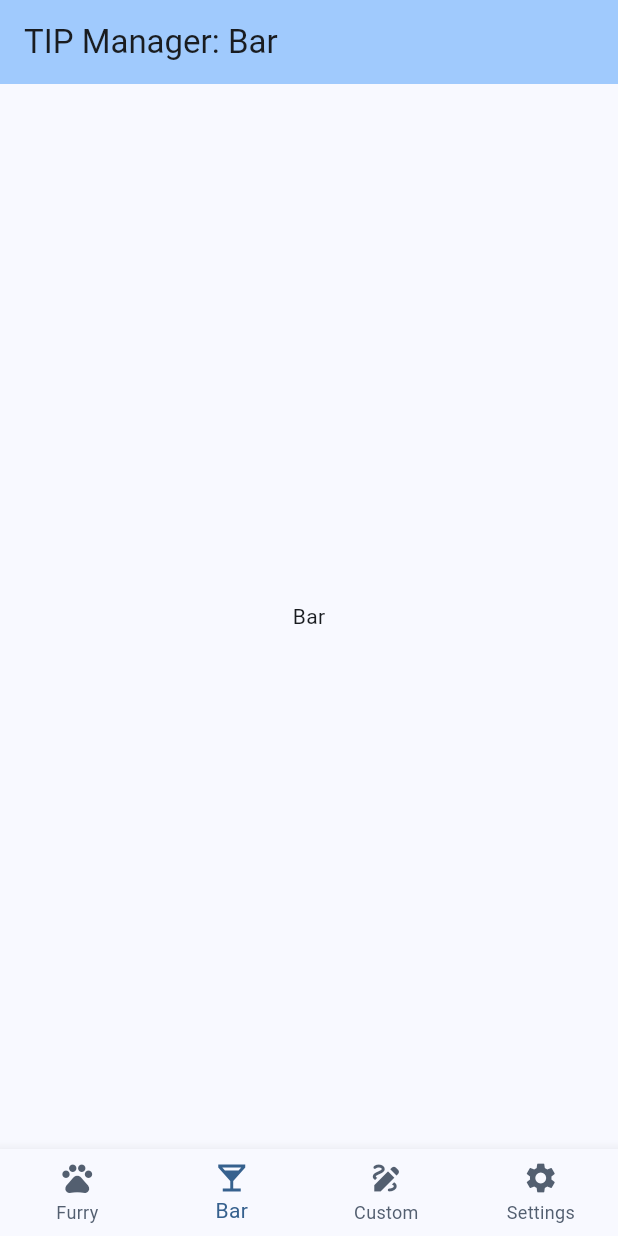
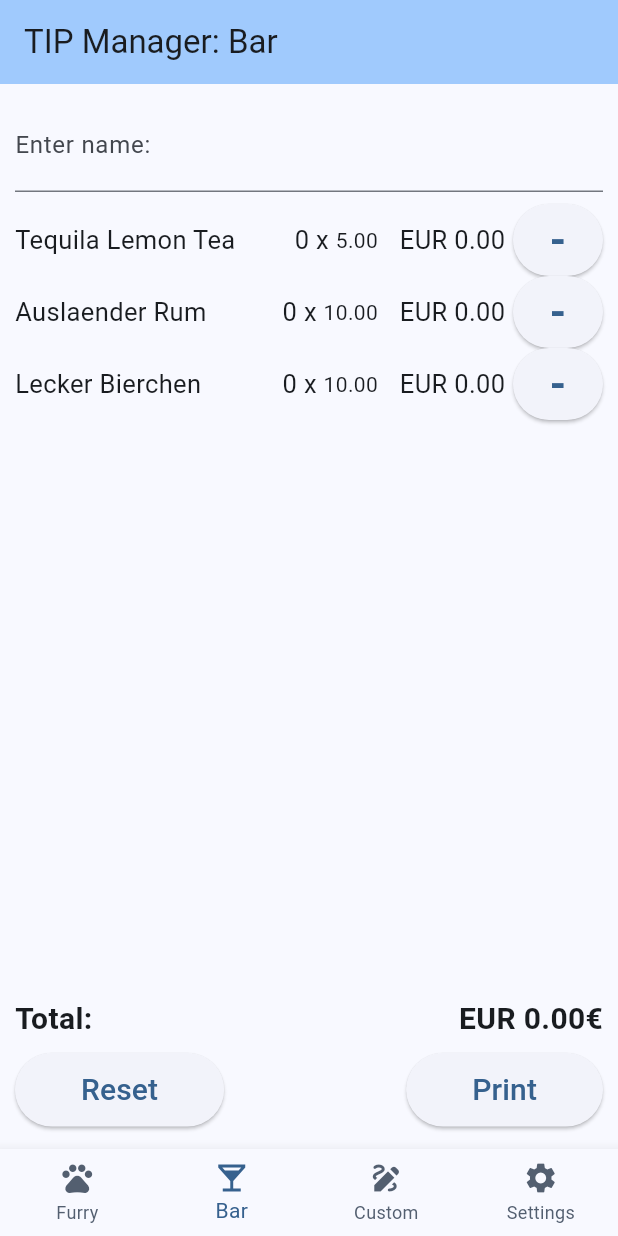
Before and after one commit to OliverBleen/ThermalImagePrinter, a Flutter app: the screen it shows after launch, item 2 of the bottom bar chosen, on a phone screen of 412 x 824 dp. Run offline on Flutter 3.47's test engine with Material 3 defaults, Android fonts, the light colour scheme and no system bars; our stand-ins replace image_picker, shared_preferences; missing offline and left inert: gal.

Commit message:
Add BAR Page

```diff
--- a/Android_App/tipman/lib/main.dart
+++ b/Android_App/tipman/lib/main.dart
@@ -1,6 +1,7 @@
 import 'package:flutter/material.dart';
 import 'package:tipman/pages/furry.dart';
 import 'package:tipman/pages/custom.dart';
+import 'package:tipman/pages/bar.dart';
 import 'package:tipman/pages/settings.dart';
 
 void main() {
@@ -40,7 +41,7 @@ class _MyHomePageState extends State<MyHomePage> {
 
   static const Map<String, Widget> _bottomNavBarWidgets = <String, Widget>{
     'Furry': FurryPage(),
-    'Bar': Text('Bar'),
+    'Bar': BarPage(),
     'Custom': CustomPage(),
     'Settings': SettingsPage(),
   };
--- /dev/null
+++ b/Android_App/tipman/lib/pages/bar.dart
@@ -0,0 +1,290 @@
+import 'dart:async';
+import 'package:flutter/material.dart';
+import 'package:tipman/preferences.dart';
+import 'package:tipman/tip_api.dart';
+
+
+class BarPage extends StatefulWidget {
+  const BarPage({super.key});
+
+  @override
+  State<BarPage> createState() => _BarPageState();
+}
+
+class _BarPageState extends State<BarPage> {
+  TextStyle textStyle = TextStyle(fontSize: 20);
+  var txtController = TextEditingController();
+
+  List<Drink> availableDrinks = [
+    Drink('Tequila Lemon Tea', 500),
+    Drink('Auslaender Rum', 1000),
+    Drink('Lecker Bierchen', 1000),
+  ];
+  Map<Drink, int> selectedDrinks = Map.identity();
+  String? name;
+
+
+  Future<void> _loadPreferences() async {
+
+  }
+
+  @override
+  void initState() {
+    super.initState();
+    _loadPreferences();
+  }
+
+  @override
+  Widget build(BuildContext context) {
+    return Container(
+      padding: EdgeInsets.all(10).copyWith(bottom: 15),
+      child: Column(
+        spacing: 8,
+        children: [
+          TextField(
+            style: textStyle,
+            controller: txtController,
+            decoration: const InputDecoration(
+              border: UnderlineInputBorder(),
+              labelText: 'Enter name:'
+            ),
+            onChanged: (String? value) {
+              name = value;
+            },
+          ),
+          Expanded(
+            child:ListView(
+              children: [
+                Table(
+                  columnWidths: const <int, TableColumnWidth>{
+                    0: FlexColumnWidth(),
+                    1: FixedColumnWidth(74),
+                    2: FixedColumnWidth(85),
+                    3: FixedColumnWidth(65),
+                  },
+                  defaultVerticalAlignment: TableCellVerticalAlignment.intrinsicHeight,
+                  children: drinkListToWidgetList(),
+                ),
+              ],
+            )
+          ),
+          Row(
+            children: [
+              Text('Total:', style: textStyle.copyWith(fontWeight: FontWeight.bold)),
+              Spacer(),
+              Text('EUR ${(getTotalPriceInCent(selectedDrinks) / 100).toStringAsFixed(2)}€', style: textStyle.copyWith(fontWeight: FontWeight.bold)),
+            ],
+          ),
+          Row(
+            children: [
+              ElevatedButton(
+                onPressed: () {
+                  setState(() {
+                    selectedDrinks.clear();
+                  });
+                },
+                child: Padding(
+                  padding: const EdgeInsetsGeometry.fromLTRB(20, 10, 20, 10),
+                  child: Text('Reset', style: textStyle,),
+                )
+              ),
+              Spacer(),
+              ElevatedButton(
+                onPressed: printFullReceipt,
+                child: Padding(
+                  padding: const EdgeInsetsGeometry.fromLTRB(20, 10, 20, 10),
+                  child: Text('Print', style: textStyle,),
+                )
+              ),
+            ],)
+        ],
+      ),
+    );
+  }
+
+  List<TableRow> drinkListToWidgetList() {
+    List<TableRow> rows = List.empty(growable: true);
+
+    for(var drink in availableDrinks) {
+      rows.add(
+        _TableRow2(
+          callback: () => addDrink(drink),
+          tableCells: [
+            Container(
+              alignment: Alignment.centerLeft,
+              child: Text(
+                drink.name,
+                style: textStyle.copyWith(fontSize: 17)
+              ),
+            ),
+            Row(
+              mainAxisAlignment: MainAxisAlignment.end,
+              children: [
+                Text('${selectedDrinks[drink] != null ? selectedDrinks[drink]!.toString() : '0'} x ', style: textStyle.copyWith(fontSize: 17),),
+                Text((drink.costInCent / 100).toStringAsFixed(2)),
+              ],
+            ),
+            Container(
+              alignment: Alignment.centerRight,
+              child: Text(
+                'EUR ${selectedDrinks[drink] != null ? ((selectedDrinks[drink]! * drink.costInCent) / 100).toStringAsFixed(2) : '0.00'}', style: textStyle.copyWith(fontSize: 17),
+                textAlign: TextAlign.right,
+              ),
+            ),
+            Container(
+              padding: EdgeInsets.only(left: 5),
+              child: ElevatedButton(
+                onPressed: () {
+                  removeDrink(drink);
+                },
+                child: Text('-', style: textStyle.copyWith(fontSize: 28, fontWeight: FontWeight.bold),
+                )
+              ),
+            ),
+          ]
+        )
+      );
+    }
+
+    return rows;
+  }
+
+  void addDrink(Drink drink) {
+    if(selectedDrinks[drink] != null) {
+      setState(() {
+        selectedDrinks[drink] = selectedDrinks[drink]! + 1;
+      });
+    }
+    else {
+      setState(() {
+          selectedDrinks[drink] = 1;
+      });
+    }
+  }
+
+  void removeDrink(Drink drink) {
+    if(selectedDrinks[drink] != null && selectedDrinks[drink]! > 0) {
+      setState(() {
+        selectedDrinks[drink] = selectedDrinks[drink]! - 1;
+      });
+    }
+  }
+
+  Future<void> printHeader() async {
+    if(name == null) {
+      showDialogInternal(SimpleDialog(
+          title: const Text('Name not set'),
+          children: [
+            Center(child: Text('Please set the name'))
+          ],
+      ));
+    }
+    await TipApiHelper.println(name, TipApiPrintSettings(alignment: TipApiPrintSettingsAlignment.center, inverse: true));
+    await TipApiHelper.feedLines(1);
+    await TipApiHelper.println('Receipt ${DateTime.now().toUtc().toIso8601String().substring(0, 23)}T', TipApiPrintSettings());
+    await TipApiHelper.feedLines(1);
+  }
+  void printFullReceipt() async {
+    await printHeader();
+    for(var drink in selectedDrinks.entries) {
+      await TipApiHelper.println(drink.key.name, TipApiPrintSettings());
+      String moneyLine = '';
+      if(drink.value >= 10) {
+        moneyLine += '${drink.value} x ';
+      }
+      else {
+        moneyLine += ' ${drink.value} x ';
+      }
+      if(drink.key.costInCent >= 1000) {
+        moneyLine += '${(drink.key.costInCent / 100).toStringAsFixed(2)} = ';
+      }
+      else {
+        moneyLine += ' ${(drink.key.costInCent / 100).toStringAsFixed(2)} = ';
+      }
+      if(drink.key.costInCent * drink.value >= 1000) {
+        moneyLine += ((drink.key.costInCent * drink.value) / 100).toStringAsFixed(2);
+      }
+      else {
+        moneyLine += ' ${((drink.key.costInCent * drink.value) / 100).toStringAsFixed(2)}';
+      }
+      await TipApiHelper.println(moneyLine, TipApiPrintSettings(alignment: TipApiPrintSettingsAlignment.right));
+    }
+    await TipApiHelper.println('--------------------------------', TipApiPrintSettings(alignment: TipApiPrintSettingsAlignment.center));
+    await TipApiHelper.println('SUM:   EUR ${(getTotalPriceInCent(selectedDrinks) / 100).toStringAsFixed(2)}', TipApiPrintSettings(alignment: TipApiPrintSettingsAlignment.right, underline:  TipApiPrintSettingsUnderline.twodot));
+    await TipApiHelper.feedLines(1);
+    await TipApiHelper.println('We hope to see', TipApiPrintSettings(alignment: TipApiPrintSettingsAlignment.center));
+    await TipApiHelper.println('you again soon!', TipApiPrintSettings(alignment: TipApiPrintSettingsAlignment.center));
+    await TipApiHelper.spitOut();
+  }
+
+  void showDialogInternal(Widget widget)
+  {
+    if(mounted) {
+      showDialog(
+        context: context,
+        builder: (context) => widget,
+      );
+    }
+  }
+}
+
+
+
+int getTotalPriceInCent(Map<Drink, int> drinks) {
+  int out = 0;
+
+  for(var drink in drinks.entries) {
+    out += drink.value * drink.key.costInCent;
+  }
+  return out;
+}
+
+class Drink {
+  String name;
+  int costInCent;
+
+  Drink(this.name, this.costInCent);
+
+  @override
+  operator ==(Object other) {
+    if(identical(this, other)) {
+      return true;
+    }
+    if(other.runtimeType != runtimeType) {
+      return false;
+    }
+    return other is Drink
+      && other.name == name;
+  }
+
+  @override
+  int get hashCode => name.hashCode;
+}
+
+
+class _TableRow2 implements TableRow {
+  final List<Widget> tableCells;
+  final VoidCallback? callback;
+
+  _TableRow2({
+    required this.tableCells,
+    this.callback,
+  });
+
+  @override
+  List<Widget> get children => tableCells
+      .map(
+        (cell) => TableRowInkWell(
+          onTap: callback,
+          overlayColor: WidgetStatePropertyAll(Colors.transparent),
+          child: cell,
+        ),
+      )
+      .toList();
+
+  @override
+  Decoration? get decoration => null;
+
+  @override
+  LocalKey? get key => null;
+}
--- a/Android_App/tipman/pubspec.yaml
+++ b/Android_App/tipman/pubspec.yaml
@@ -16,7 +16,7 @@ publish_to: 'none' # Remove this line if you wish to publish to pub.dev
 # https://developer.apple.com/library/archive/documentation/General/Reference/InfoPlistKeyReference/Articles/CoreFoundationKeys.html
 # In Windows, build-name is used as the major, minor, and patch parts
 # of the product and file versions while build-number is used as the build suffix.
-version: 1.4.5+11
+version: 1.5.0+12
 
 environment:
   sdk: ^3.10.3
```
